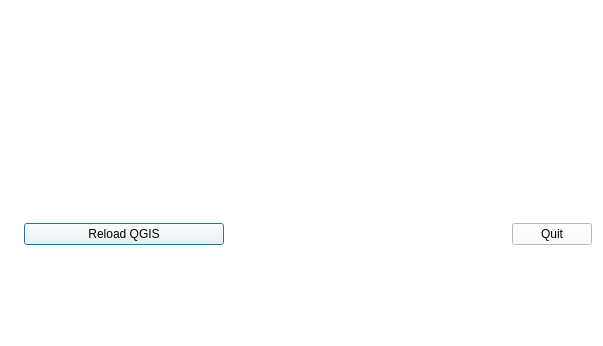
Old version of the form src/ui/qgscrashdialog.ui in the repository qgis/QGIS.
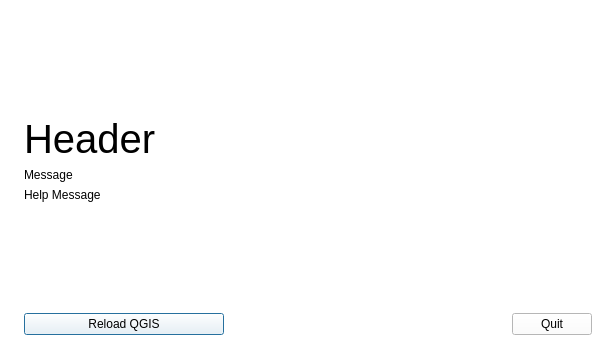
New version of the form. Icons and pictures are not drawn.

Diff of the .ui file:
```diff
--- a/src/ui/qgscrashdialog.ui
+++ b/src/ui/qgscrashdialog.ui
@@ -482,20 +482,27 @@
         <string notr="true">font: 75 30pt &quot;MS Shell Dlg 2&quot;;</string>
        </property>
        <property name="text">
-        <string/>
+        <string>Header</string>
        </property>
       </widget>
      </item>
      <item>
       <widget class="QLabel" name="mCrashMessage">
        <property name="text">
-        <string/>
+        <string>Message</string>
        </property>
        <property name="wordWrap">
         <bool>true</bool>
        </property>
       </widget>
      </item>
+     <item>
+      <widget class="QLabel" name="mHelpLabel">
+       <property name="text">
+        <string>Help Message</string>
+       </property>
+      </widget>
+     </item>
      <item>
       <spacer name="verticalSpacer_3">
        <property name="orientation">
@@ -549,26 +556,6 @@
        </item>
       </layout>
      </item>
-     <item>
-      <spacer name="verticalSpacer">
-       <property name="orientation">
-        <enum>Qt::Vertical</enum>
-       </property>
-       <property name="sizeHint" stdset="0">
-        <size>
-         <width>20</width>
-         <height>40</height>
-        </size>
-       </property>
-      </spacer>
-     </item>
-     <item>
-      <widget class="QLabel" name="mHelpLabel">
-       <property name="text">
-        <string/>
-       </property>
-      </widget>
-     </item>
     </layout>
    </item>
   </layout>
```
